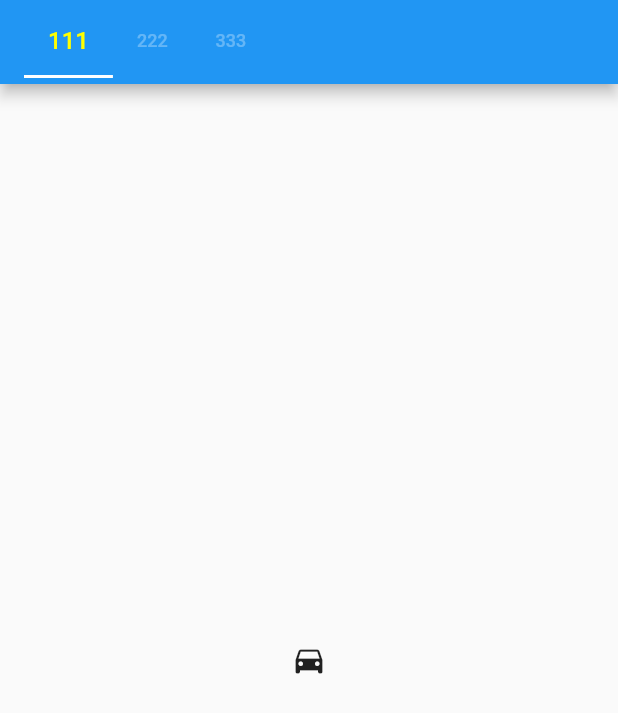
After one commit to ywarahi/flutter_sample_app, a Flutter app: the TabsWidget screen opened directly, on a phone screen of 412 x 824 dp. The commit adds this screen. Shown: the top 713 px of the screen. Run offline on Flutter 3.47's test engine with Material 2 defaults, Android fonts, the phone set to English and light mode, and no system bars; our stand-ins replace flutter_riverpod, stack_trace, state_notifier; missing offline and left inert: flutter_state_notifier.

Commit message:
add nested-tab sample.

```diff
--- /dev/null
+++ b/lib/tab_nested/my_app.dart
@@ -0,0 +1,60 @@
+import 'package:flutter/material.dart';
+
+class MyApp extends StatelessWidget {
+  @override
+  Widget build(BuildContext context) {
+    return MaterialApp(
+      home: TabsWidget([
+        Tab(child: Text('111')),
+        Tab(child: Text('222')),
+        Tab(child: Text('333')),
+      ], [
+        Icon(Icons.directions_car),
+        Icon(Icons.directions_boat),
+        TabsWidget([
+          Tab(child: Text('111')),
+          Tab(child: Text('222')),
+          Tab(child: Text('333')),
+        ], [
+          Icon(Icons.directions_car),
+          Icon(Icons.directions_boat),
+          Icon(Icons.directions_bus),
+        ]),
+      ]),
+    );
+  }
+}
+
+class TabsWidget extends StatelessWidget {
+  TabsWidget(this._tabs, this._tabBarViews);
+
+  List<Widget> _tabs;
+  List<Widget> _tabBarViews;
+
+  @override
+  Widget build(BuildContext context) {
+    return DefaultTabController(
+      // タブの数
+      length: _tabs.length,
+      child: Scaffold(
+        appBar: AppBar(title:
+        TabBar(
+            // タブのオプション
+            isScrollable: true,
+            unselectedLabelColor: Colors.white.withOpacity(0.3),
+            indicatorColor: Colors.white,
+            labelColor: Colors.yellowAccent,
+            labelStyle: TextStyle(fontSize: 16.0),
+            unselectedLabelStyle: TextStyle(fontSize: 12.0),
+            indicatorWeight: 2.0,
+            // タブに表示する内容
+            tabs: _tabs,
+          )),
+          //title: Text('Tabs Demo'),
+        body: TabBarView(
+          children: _tabBarViews,
+        ),
+      ),
+    );
+  }
+}
```
Also changed, not shown: lib/main.dart (+5 -2 lines), lib/tab_scrollable/firsttab.dart (renamed from lib/scrollable_tab/firsttab.dart), lib/tab_scrollable/my_app.dart (renamed from lib/scrollable_tab/my_app.dart).
